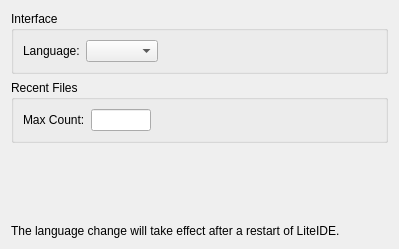
The window that liteidex/src/liteapp/liteappoption.ui (seanxyh/liteide) describes before a commit, drawn with Qt 5.
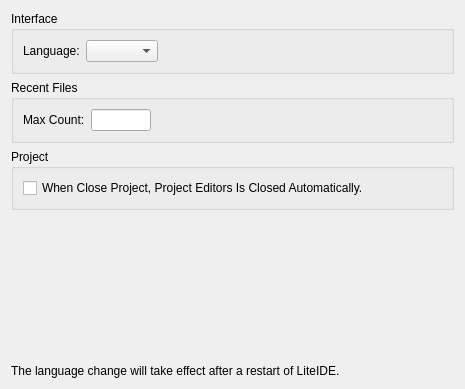
The same window after the commit.

Commit message: liteapp: when project close, auto close editor option

What changed in the file:
```diff
--- a/liteidex/src/liteapp/liteappoption.ui
+++ b/liteidex/src/liteapp/liteappoption.ui
@@ -6,8 +6,8 @@
    <rect>
     <x>0</x>
     <y>0</y>
-    <width>399</width>
-    <height>249</height>
+    <width>465</width>
+    <height>389</height>
    </rect>
   </property>
   <property name="windowTitle">
@@ -99,6 +99,35 @@
      <zorder>label_3</zorder>
     </widget>
    </item>
+   <item>
+    <widget class="QGroupBox" name="groupBox_3">
+     <property name="title">
+      <string>Project</string>
+     </property>
+     <layout class="QHBoxLayout" name="horizontalLayout_2">
+      <item>
+       <widget class="QCheckBox" name="autoCloseProjecEditorsCheckBox">
+        <property name="text">
+         <string>When Close Project, Project Editors Is Closed Automatically.</string>
+        </property>
+       </widget>
+      </item>
+      <item>
+       <spacer name="horizontalSpacer_3">
+        <property name="orientation">
+         <enum>Qt::Horizontal</enum>
+        </property>
+        <property name="sizeHint" stdset="0">
+         <size>
+          <width>40</width>
+          <height>20</height>
+         </size>
+        </property>
+       </spacer>
+      </item>
+     </layout>
+    </widget>
+   </item>
    <item>
     <spacer name="verticalSpacer">
      <property name="orientation">
```
The commit also changes 4 other files.
